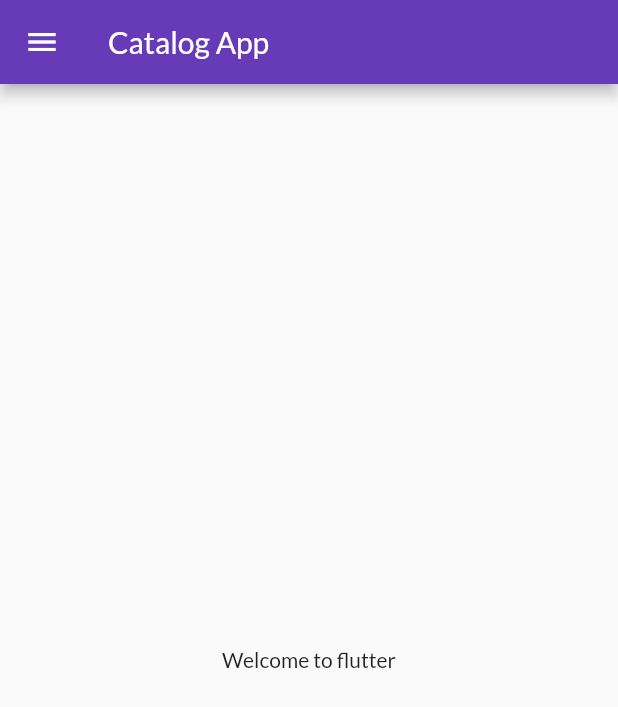
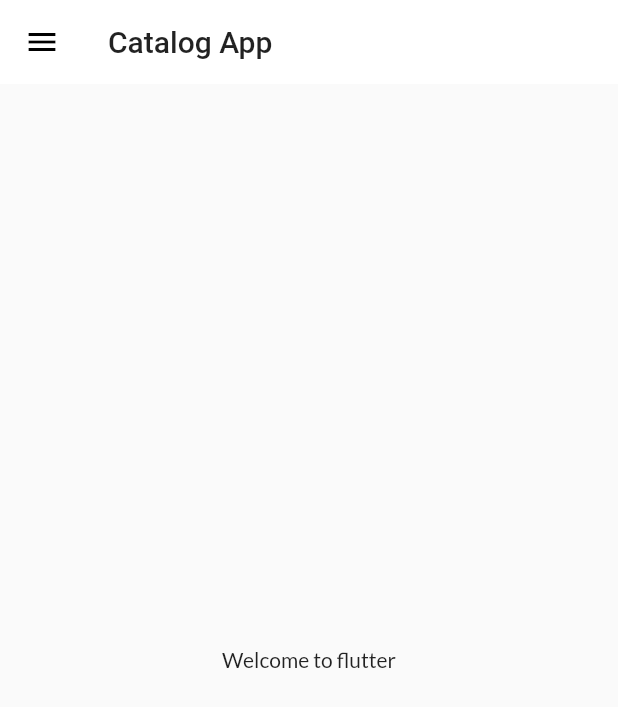
Before and after one commit to Janmayjay-singh/CatalogueApp, a Flutter app: the screen it shows after launch, on a phone screen of 412 x 824 dp. Shown: the top 707 px of the screen. Run offline on Flutter 3.47's test engine with Material 2 defaults, Android fonts, the phone set to English and light mode, and no system bars; our stand-ins replace google_fonts.

Commit message:
Day 10 completed

```diff
--- a/lib/main.dart
+++ b/lib/main.dart
@@ -3,6 +3,7 @@ import 'package:myfirst/pages/home_page.dart';
 import 'package:myfirst/pages/login_page.dart';
 import 'package:google_fonts/google_fonts.dart';
 import 'package:myfirst/utils/routes.dart';
+import 'package:myfirst/widgets/themes.dart';
 import 'pages/home_page.dart';
 import 'widgets/drawer.dart';
 
@@ -16,12 +17,9 @@ class MyApp extends StatelessWidget {
   Widget build(BuildContext context) {
     return MaterialApp(
         themeMode: ThemeMode.light,
-        theme: ThemeData(
-          primarySwatch: Colors.deepPurple,
-          fontFamily: GoogleFonts.lato().fontFamily,
-        ),
+        theme: MyTheme.lightTheme(context),
         debugShowCheckedModeBanner: false,
-        darkTheme: ThemeData(brightness: Brightness.dark),
+        darkTheme: MyTheme.darkTheme(context),
         initialRoute: MyRoutes.homeRoute,
         routes: {
           "/": (context) => LoginPage(),
--- /dev/null
+++ b/lib/widgets/themes.dart
@@ -0,0 +1,20 @@
+import 'package:flutter/material.dart';
+import 'package:google_fonts/google_fonts.dart';
+
+class MyTheme {
+  static ThemeData lightTheme(BuildContext context) => ThemeData(
+      primarySwatch: Colors.deepPurple,
+      fontFamily: GoogleFonts.lato().fontFamily,
+      appBarTheme: AppBarTheme(
+        color: Colors.white,
+        elevation: 0.0,
+        iconTheme: IconThemeData(
+          color: Colors.black,
+        ),
+        textTheme: Theme.of(context).textTheme,
+      ));
+
+  static ThemeData darkTheme(BuildContext context) => ThemeData(
+        brightness: Brightness.dark,
+      );
+}
```
Also changed, not shown: lib/models/catalog.dart (added, +21 -0 lines).
